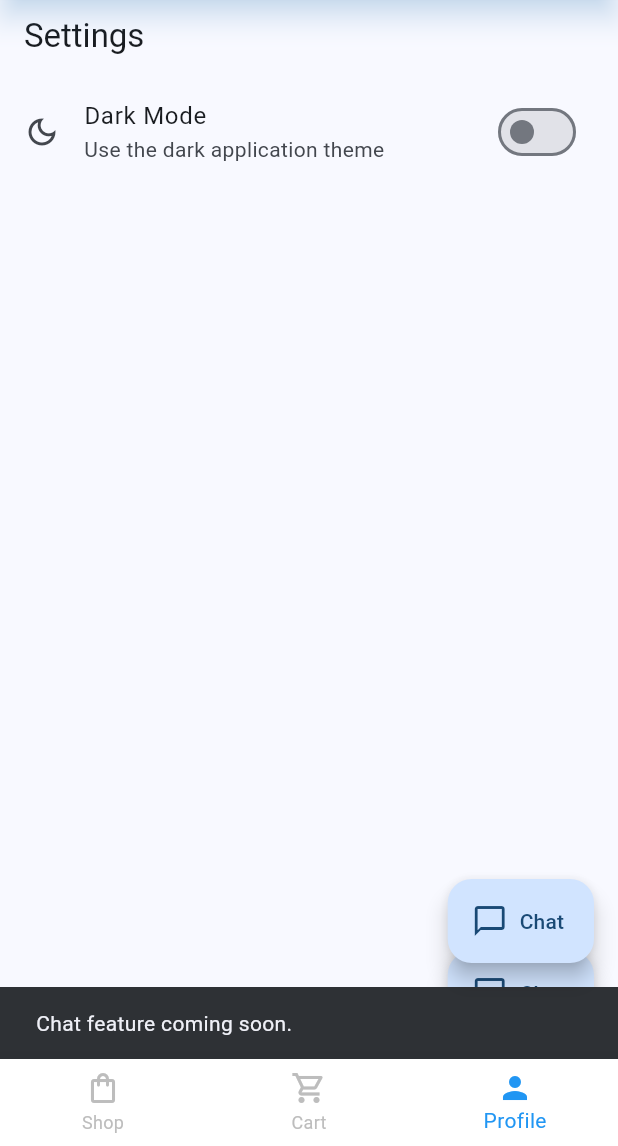
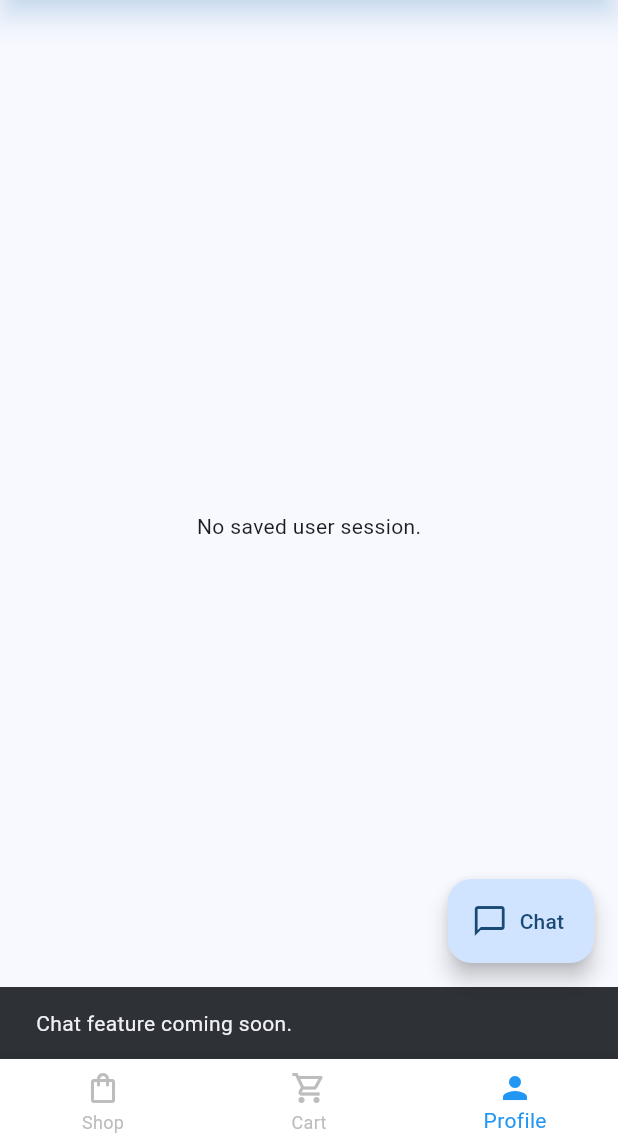
Before and after one commit to jianwillsbisocos-collab/bisocos_advmobprogAY2627, a Flutter app: the HomeScreen screen opened directly, item 3 of the bottom bar chosen, after a tap on "Chat", on a phone screen of 412 x 824 dp, the part 90-1236 px from its top. Run offline on Flutter 3.47's test engine with Material 3 defaults, Android fonts, the phone set to English and light mode, and no system bars; our stand-ins replace flutter_dotenv, flutter_svg, shared_preferences; accounts and stored records are empty; network calls fail.

Commit message:
lab_act4

```diff
--- /dev/null
+++ b/bisocos_advmobprog/lib/models/user.dart
@@ -0,0 +1,48 @@
+class User {
+  const User({
+    required this.id,
+    required this.username,
+    required this.email,
+    required this.firstname,
+    required this.lastname,
+    required this.phone,
+    this.gender = '',
+    this.image = '',
+    this.accessToken,
+  });
+
+  final int id;
+  final String username;
+  final String email;
+  final String firstname;
+  final String lastname;
+  final String phone;
+  final String gender;
+  final String image;
+  final String? accessToken;
+
+  factory User.fromJson(Map<String, dynamic> json) => User(
+    id: (json['id'] as num?)?.toInt() ?? 0,
+    username: json['username'] as String? ?? '',
+    email: json['email'] as String? ?? '',
+    firstname:
+        json['firstName'] as String? ?? json['firstname'] as String? ?? '',
+    lastname: json['lastName'] as String? ?? json['lastname'] as String? ?? '',
+    phone: json['phone'] as String? ?? '',
+    gender: json['gender'] as String? ?? '',
+    image: json['image'] as String? ?? '',
+    accessToken: json['accessToken'] as String? ?? json['token'] as String?,
+  );
+
+  Map<String, dynamic> toJson() => {
+    'id': id,
+    'username': username,
+    'email': email,
+    'firstName': firstname,
+    'lastName': lastname,
+    'phone': phone,
+    'gender': gender,
+    'image': image,
+    if (accessToken != null) 'accessToken': accessToken,
+  };
+}
--- a/bisocos_advmobprog/lib/screens/detail_screen.dart
+++ b/bisocos_advmobprog/lib/screens/detail_screen.dart
@@ -54,7 +54,7 @@ class DetailScreen extends StatelessWidget {
               physics: const NeverScrollableScrollPhysics(),
               shrinkWrap: true,
               itemCount: cart.products.length,
-              separatorBuilder: (_, __) => const SizedBox(height: 12),
+              separatorBuilder: (_, _) => const SizedBox(height: 12),
               itemBuilder: (context, index) {
                 final product = cart.products[index];
 
@@ -72,7 +72,7 @@ class DetailScreen extends StatelessWidget {
                                   width: 72,
                                   height: 72,
                                   fit: BoxFit.cover,
-                                  errorBuilder: (_, __, ___) => const Icon(
+                                  errorBuilder: (_, _, _) => const Icon(
                                     Icons.image_not_supported,
                                     size: 48,
                                   ),
--- a/bisocos_advmobprog/lib/screens/home_screen.dart
+++ b/bisocos_advmobprog/lib/screens/home_screen.dart
@@ -1,11 +1,12 @@
 import 'package:flutter/material.dart';
 import 'package:flutter_svg/flutter_svg.dart';
-import '../constants/constants.dart';
+import '../widgets/constants.dart';
 import '../models/product_model.dart';
 import '../services/product_service.dart';
 import 'cart_screen.dart';
 import 'product_detail_screen.dart';
 import 'product_screen.dart';
+import 'profile_screen.dart';
 import 'settings_screen.dart';
 
 class HomeScreen extends StatefulWidget {
@@ -36,13 +37,13 @@ class _HomeScreenState extends State<HomeScreen> {
   Widget build(BuildContext context) => Scaffold(
     appBar: AppBar(
       elevation: 8,
-      shadowColor: Colors.blue.withOpacity(0.4),
+      shadowColor: Colors.blue.withValues(alpha: 0.4),
       flexibleSpace: Container(
         decoration: BoxDecoration(
           gradient: LinearGradient(
             begin: Alignment.topLeft,
             end: Alignment.bottomRight,
-            colors: [primaryColor, primaryColor.withOpacity(0.8)],
+            colors: [primaryColor, primaryColor.withValues(alpha: 0.8)],
           ),
         ),
       ),
@@ -76,7 +77,7 @@ class _HomeScreenState extends State<HomeScreen> {
     body: _selectedIndex == 1
         ? const CartScreen()
         : _selectedIndex == 2
-        ? const SettingsScreen()
+        ? const ProfileScreen()
         : Column(
             children: [
               // Premium Search Bar Section
@@ -87,8 +88,8 @@ class _HomeScreenState extends State<HomeScreen> {
                     begin: Alignment.topLeft,
                     end: Alignment.bottomRight,
                     colors: [
-                      primaryColor.withOpacity(0.1),
-                      primaryColor.withOpacity(0.05),
+                      primaryColor.withValues(alpha: 0.1),
+                      primaryColor.withValues(alpha: 0.05),
                     ],
                   ),
                 ),
@@ -116,7 +117,7 @@ class _HomeScreenState extends State<HomeScreen> {
                         enabledBorder: OutlineInputBorder(
                           borderRadius: BorderRadius.circular(14),
                           borderSide: BorderSide(
-                            color: primaryColor.withOpacity(0.3),
+                            color: primaryColor.withValues(alpha: 0.3),
                             width: 1.5,
                           ),
                         ),
@@ -141,13 +142,14 @@ class _HomeScreenState extends State<HomeScreen> {
                 child: FutureBuilder<List<ProductModel>>(
                   future: _productsFuture,
                   builder: (context, snapshot) {
-                    if (snapshot.connectionState == ConnectionState.waiting)
+                    if (snapshot.connectionState == ConnectionState.waiting) {
                       return const Center(
                         child: CircularProgressIndicator(
                           valueColor: AlwaysStoppedAnimation(primaryColor),
                         ),
                       );
-                    if (snapshot.hasError)
+                    }
+                    if (snapshot.hasError) {
                       return Center(
                         child: Padding(
                           padding: const EdgeInsets.all(24),
@@ -169,6 +171,7 @@ class _HomeScreenState extends State<HomeScreen> {
                           ),
                         ),
                       );
+                    }
                     final products = snapshot.data ?? [];
                     final filteredProducts = products
                         .where(
@@ -177,7 +180,7 @@ class _HomeScreenState extends State<HomeScreen> {
                           ),
                         )
                         .toList();
-                    if (filteredProducts.isEmpty)
+                    if (filteredProducts.isEmpty) {
                       return Center(
                         child: Column(
                           mainAxisAlignment: MainAxisAlignment.center,
@@ -192,6 +195,7 @@ class _HomeScreenState extends State<HomeScreen> {
                           ],
                         ),
                       );
+                    }
                     return ListView.builder(
                       padding: const EdgeInsets.fromLTRB(16, 16, 16, 16),
                       itemCount: filteredProducts.length,
--- a/bisocos_advmobprog/lib/screens/product_detail_screen.dart
+++ b/bisocos_advmobprog/lib/screens/product_detail_screen.dart
@@ -1,11 +1,10 @@
 import 'package:flutter/material.dart';
 import 'package:provider/provider.dart';
 
-import '../constants/constants.dart';
+import '../widgets/constants.dart';
 import '../models/product_model.dart';
 import '../providers/cart_provider.dart';
-import '../widgets/custom_text.dart';
-import 'cart_screen.dart';
+import '../custom_text.dart';
 
 // Enhancement 2: Product detail page
 class ProductDetailScreen extends StatelessWidget {
--- a/bisocos_advmobprog/lib/screens/product_screen.dart
+++ b/bisocos_advmobprog/lib/screens/product_screen.dart
@@ -1,7 +1,7 @@
 import 'package:flutter/material.dart';
-import '../constants/constants.dart';
+import '../widgets/constants.dart';
 import '../models/product_model.dart';
-import '../widgets/custom_text.dart';
+import '../custom_text.dart';
 
 class ProductScreen extends StatelessWidget {
   const ProductScreen({required this.product, required this.onTap, super.key});
--- /dev/null
+++ b/bisocos_advmobprog/lib/screens/profile_screen.dart
@@ -0,0 +1,205 @@
+import 'package:flutter/material.dart';
+import 'package:provider/provider.dart';
+
+import '../models/user.dart';
+import '../services/user_service.dart';
+import 'signin_screen.dart';
+import 'settings_screen.dart';
+
+class ProfileScreen extends StatefulWidget {
+  const ProfileScreen({this.user, super.key});
+  final User? user;
+
+  @override
+  State<ProfileScreen> createState() => _ProfileScreenState();
+}
+
+class _ProfileScreenState extends State<ProfileScreen> {
+  late User? _user;
+
+  @override
+  void initState() {
+    super.initState();
+    // Enhancement: read the canonical profile from persistent storage through the service.
+    _user = context.read<UserService>().getSavedUser() ?? widget.user;
+  }
+
+  Future<void> _logout() async {
+    // Enhancement: clear the local session and return to the sign-in boundary.
+    await context.read<UserService>().logout();
+    if (mounted) {
+      Navigator.of(context).pushAndRemoveUntil(
+        MaterialPageRoute(builder: (_) => const SignInScreen()),
+        (_) => false,
+      );
+    }
+  }
+
+  @override
+  Widget build(BuildContext context) {
+    final user = _user;
+    if (user == null) {
+      return const Scaffold(
+        body: Center(child: Text('No saved user session.')),
+      );
+    }
+    final displayName = '${user.firstname} ${user.lastname}'.trim();
+    return Scaffold(
+      backgroundColor: const Color(0xFFF8F6FC),
+      appBar: AppBar(
+        backgroundColor: const Color(0xFF394A98),
+        foregroundColor: Colors.white,
+        title: Text(user.firstname.isEmpty ? 'Profile' : user.firstname),
+        actions: [
+          IconButton(
+            tooltip: 'Settings',
+            onPressed: () => Navigator.push(
+              context,
+              MaterialPageRoute(builder: (_) => const SettingsScreen()),
+            ),
+            icon: const Icon(Icons.settings),
+          ),
+        ],
+      ),
+      body: ListView(
+        padding: const EdgeInsets.fromLTRB(8, 10, 8, 24),
+        children: [
+          Container(
+            padding: const EdgeInsets.symmetric(vertical: 18, horizontal: 12),
+            decoration: BoxDecoration(
+              color: Colors.white,
+              borderRadius: BorderRadius.circular(8),
+              boxShadow: const [
+                BoxShadow(
+                  color: Color(0x12000000),
+                  blurRadius: 10,
+                  offset: Offset(0, 3),
+                ),
+              ],
+            ),
+            child: Column(
+              children: [
+                CircleAvatar(
+                  radius: 34,
+                  backgroundColor: const Color(0xFFE5F3EA),
+                  backgroundImage: user.image.isEmpty
+                      ? null
+                      : NetworkImage(user.image),
+                  child: user.image.isEmpty
+                      ? const Icon(
+                          Icons.person,
+                          size: 40,
+                          color: Color(0xFF3A9D8A),
+                        )
+                      : null,
+                ),
+                const SizedBox(height: 10),
+                Text(
+                  displayName.isEmpty ? user.username : displayName,
+                  textAlign: TextAlign.center,
+                  style: const TextStyle(
+                    color: Color(0xFF222222),
+                    fontSize: 16,
+                    fontWeight: FontWeight.w700,
+                  ),
+                ),
+                const SizedBox(height: 3),
+                Text(
+                  '@${user.username}',
+                  style: const TextStyle(
+                    color: Color(0xFFE4A5B8),
+                    fontSize: 12,
+                    fontWeight: FontWeight.w600,
+                  ),
+                ),
+              ],
+            ),
+          ),
+          const SizedBox(height: 10),
+          Container(
+            decoration: BoxDecoration(
+              color: Colors.white,
+              borderRadius: BorderRadius.circular(8),
+              boxShadow: const [
+                BoxShadow(
+                  color: Color(0x10000000),
+                  blurRadius: 10,
+                  offset: Offset(0, 3),
+                ),
+              ],
+            ),
+            child: Column(
+              children: [
+                _ProfileRow(
+                  label: 'Email',
+                  value: user.email,
+                  icon: Icons.email_outlined,
+                ),
+                _ProfileRow(
+                  label: 'Gender',
+                  value: user.gender,
+                  icon: Icons.wc_outlined,
+                ),
+                _ProfileRow(
+                  label: 'User ID',
+                  value: '${user.id}',
+                  icon: Icons.badge_outlined,
+                ),
+              ],
+            ),
+          ),
+          const SizedBox(height: 14),
+          SizedBox(
+            height: 48,
+            child: FilledButton.icon(
+              onPressed: _logout,
+              style: FilledButton.styleFrom(
+                backgroundColor: const Color(0xFFFF6258),
+                foregroundColor: Colors.white,
+                shape: RoundedRectangleBorder(
+                  borderRadius: BorderRadius.circular(7),
+                ),
+              ),
+              icon: const Icon(Icons.logout, size: 16),
+              label: const Text(
+                'Log Out',
+                style: TextStyle(fontWeight: FontWeight.w700),
+              ),
+            ),
+          ),
+        ],
+      ),
+    );
+  }
+}
+
+class _ProfileRow extends StatelessWidget {
+  const _ProfileRow({
+    required this.label,
+    required this.value,
+    required this.icon,
+  });
+  final String label;
+  final String value;
+  final IconData icon;
+
+  @override
+  Widget build(BuildContext context) => ListTile(
+    dense: true,
+    minVerticalPadding: 4,
+    leading: Icon(icon, size: 16, color: const Color(0xFFE8B83A)),
+    title: Text(
+      label,
+      style: const TextStyle(fontSize: 10, fontWeight: FontWeight.w600),
+    ),
+    trailing: ConstrainedBox(
+      constraints: const BoxConstraints(maxWidth: 180),
+      child: Text(
+        value.isEmpty ? 'Not provided' : value,
+        overflow: TextOverflow.ellipsis,
+        textAlign: TextAlign.right,
+        style: const TextStyle(fontSize: 10, color: Color(0xFFB5B2BA)),
+      ),
+    ),
+  );
+}
--- a/bisocos_advmobprog/lib/screens/settings_screen.dart
+++ b/bisocos_advmobprog/lib/screens/settings_screen.dart
@@ -1,8 +1,7 @@
 import 'package:flutter/material.dart';
 import 'package:provider/provider.dart';
-import '../constants/constants.dart';
+import '../widgets/constants.dart';
 import '../providers/theme_provider.dart';
-import 'cart_screen.dart';
 
 // Enhancement 3: Settings page
 class SettingsScreen extends StatelessWidget {
--- a/bisocos_advmobprog/lib/services/cart_service.dart
+++ b/bisocos_advmobprog/lib/services/cart_service.dart
@@ -1,7 +1,7 @@
 import 'dart:convert';
 import 'package:http/http.dart' as http;
 
-import '../constants/constants.dart';
+import '../widgets/constants.dart';
 import '../models/cart.dart';
 
 class CartService {
--- a/bisocos_advmobprog/lib/services/product_service.dart
+++ b/bisocos_advmobprog/lib/services/product_service.dart
@@ -1,6 +1,6 @@
 import 'dart:convert';
 import 'package:http/http.dart' as http;
-import '../constants/constants.dart';
+import '../widgets/constants.dart';
 import '../models/product_model.dart';
 
 class ProductService {
--- /dev/null
+++ b/bisocos_advmobprog/lib/services/user_service.dart
@@ -0,0 +1,71 @@
+import 'dart:convert';
+
+import 'package:http/http.dart' as http;
+import 'package:shared_preferences/shared_preferences.dart';
+
+import '../widgets/constants.dart';
+import '../models/user.dart';
+import '../models/cart.dart';
+
+class UserService {
+  UserService({required this._preferences, http.Client? client})
+    : _client = client ?? http.Client();
+
+  static const _savedUserKey = 'authenticated_user';
+  final SharedPreferences _preferences;
+  final http.Client _client;
+
+  String get _baseUrl => getCartHost();
+
+  Future<User> login({
+    required String username,
+    required String password,
+  }) async {
+    final response = await _client
+        .post(
+          Uri.parse('$_baseUrl/auth/login'),
+          headers: {'Content-Type': 'application/json'},
+          body: jsonEncode({'username': username, 'password': password}),
+        )
+        .timeout(const Duration(seconds: 10));
+    if (response.statusCode != 200) {
+      throw Exception('Invalid username or password.');
+    }
+    final user = User.fromJson(
+      jsonDecode(response.body) as Map<String, dynamic>,
+    );
+    await saveUser(user);
+    return user;
+  }
+
+  Future<void> saveUser(User user) async {
+    await _preferences.setString(_savedUserKey, jsonEncode(user.toJson()));
+  }
+
+  User? getSavedUser() {
+    final saved = _preferences.getString(_savedUserKey);
+    if (saved == null) return null;
+    try {
+      return User.fromJson(jsonDecode(saved) as Map<String, dynamic>);
+    } on FormatException {
+      return null;
+    }
+  }
+
+  Future<void> logout() => _preferences.remove(_savedUserKey);
+
+  Future<List<Cart>> fetchCartsByUserId(int userId) async {
+    final response = await _client
+        .get(Uri.parse('$_baseUrl/carts/user/$userId'))
+        .timeout(const Duration(seconds: 10));
+    if (response.statusCode != 200) {
+      throw Exception('Unable to load carts (${response.statusCode}).');
+    }
+    final payload = jsonDecode(response.body) as Map<String, dynamic>;
+    final carts = payload['carts'];
+    if (carts is! List) return const [];
+    return carts
+        .map((cart) => Cart.fromJson(Map<String, dynamic>.from(cart as Map)))
+        .toList();
+  }
+}
--- a/bisocos_advmobprog/pubspec.yaml
+++ b/bisocos_advmobprog/pubspec.yaml
@@ -35,6 +35,7 @@ dependencies:
   http: ^1.2.0
   flutter_dotenv: ^5.1.0
   flutter_svg: ^2.0.0
+  shared_preferences: ^2.5.3
 
   # The "flutter_lints" package below contains a set of recommended lints to
   # encourage good coding practices. The lint set provided by the package is
```
Also changed, not shown: bisocos_advmobprog/lib/main.dart (+8 -3 lines), bisocos_advmobprog/lib/providers/cart_provider.dart (+56 -1 lines), bisocos_advmobprog/lib/screens/cart_screen.dart (+14 -13 lines), bisocos_advmobprog/lib/screens/signin_screen.dart (added, +143 -0 lines), bisocos_advmobprog/lib/screens/splash_screen.dart (added, +86 -0 lines), bisocos_advmobprog/lib/custom_text.dart (renamed from bisocos_advmobprog/lib/widgets/custom_text.dart), bisocos_advmobprog/lib/widgets/constants.dart (renamed from bisocos_advmobprog/lib/constants/constants.dart), bisocos_advmobprog/pubspec.lock, 2 other files.
